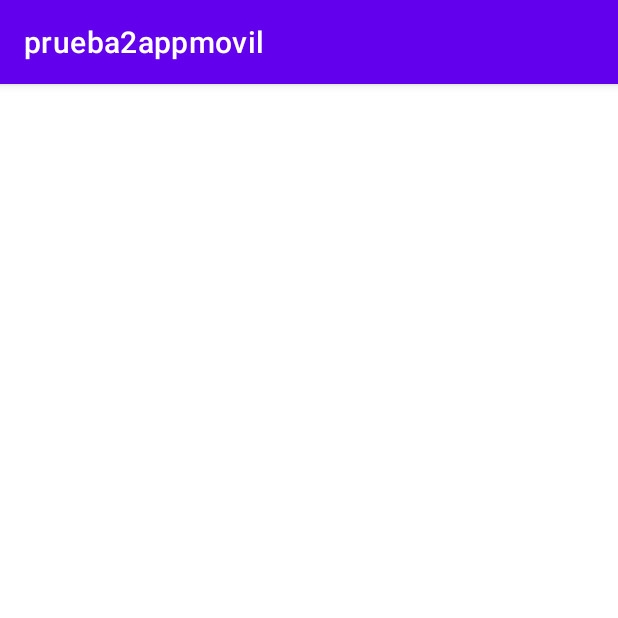
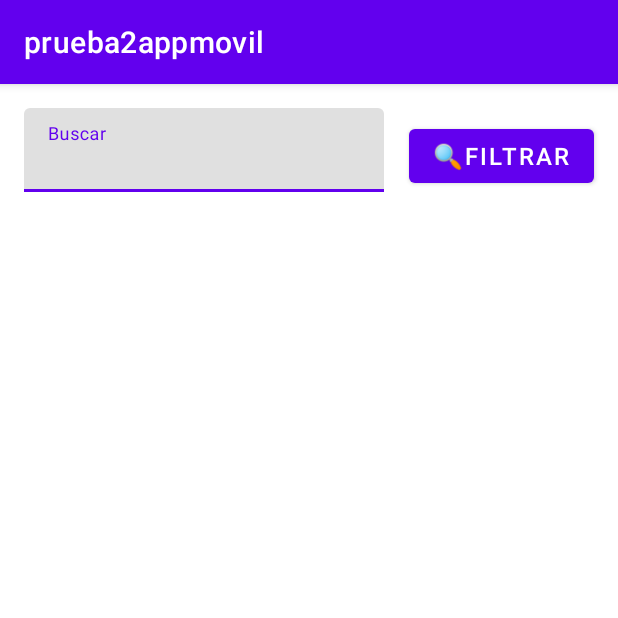
Before and after one commit to togijor/prueba2appmovil, an Android app: the Mostrar_tarea_descripcion screen opened directly, with no data from a screen before it, on a phone screen of 412 x 824 dp, the top half of it. Run offline under Robolectric (Android 15) with nearby library versions, the phone set to English and light mode, and no system bars.

Commit message:
agregar id a tareas

```diff
--- a/app/src/main/java/com/example/prueba2appmovil/Tareas.java
+++ b/app/src/main/java/com/example/prueba2appmovil/Tareas.java
@@ -3,6 +3,7 @@ package com.example.prueba2appmovil;
 import java.io.Serializable;
 
 public class Tareas implements Serializable {
+    private int idtarea;
     private String tarea, descripcion;
 
 
@@ -10,12 +11,20 @@ public class Tareas implements Serializable {
         return "Nombre de la tarea: " + tarea;
 
     }
-    public Tareas (){}
-
-    public Tareas (String nombretarea, String descripciontarea){
+    public Tareas (int idtarea, String nombretarea, String descripciontarea){
+        setIdtarea(idtarea);
         setTarea(nombretarea);
         setDescripcion(descripciontarea);
 
+    }
+    public Tareas (){}
+
+    public int getIdtarea() {
+        return idtarea;
+    }
+
+    public void setIdtarea(int idtarea) {
+        this.idtarea = idtarea;
     }
 
     public String getTarea() {
--- a/app/src/main/res/layout/activity_mostrar_tarea_descripcion.xml
+++ b/app/src/main/res/layout/activity_mostrar_tarea_descripcion.xml
@@ -6,4 +6,39 @@
     android:layout_height="match_parent"
     tools:context=".Mostrar_tarea_descripcion">
 
+    <com.google.android.material.textfield.TextInputLayout
+        android:id="@+id/tilBuscar"
+        android:layout_width="240dp"
+        android:layout_height="wrap_content"
+        android:layout_marginStart="16dp"
+        android:layout_marginTop="16dp"
+        app:layout_constraintStart_toStartOf="parent"
+        app:layout_constraintTop_toTopOf="parent">
+
+        <com.google.android.material.textfield.TextInputEditText
+            android:layout_width="match_parent"
+            android:layout_height="wrap_content"
+            android:hint="Buscar" />
+    </com.google.android.material.textfield.TextInputLayout>
+
+    <Button
+        android:id="@+id/btnFiltrar"
+        android:layout_width="wrap_content"
+        android:layout_height="wrap_content"
+        android:layout_marginTop="24dp"
+        android:layout_marginEnd="16dp"
+        android:text="🔍FILTRAR"
+        android:textSize="16sp"
+        app:layout_constraintEnd_toEndOf="parent"
+        app:layout_constraintTop_toTopOf="parent" />
+
+    <ListView
+        android:id="@+id/ltvnombres"
+        android:layout_width="410dp"
+        android:layout_height="485dp"
+        android:layout_marginBottom="16dp"
+        app:layout_constraintBottom_toBottomOf="parent"
+        app:layout_constraintEnd_toEndOf="parent"
+        app:layout_constraintStart_toStartOf="parent"
+        app:layout_constraintTop_toBottomOf="@+id/tilBuscar" />
 </androidx.constraintlayout.widget.ConstraintLayout>
```
